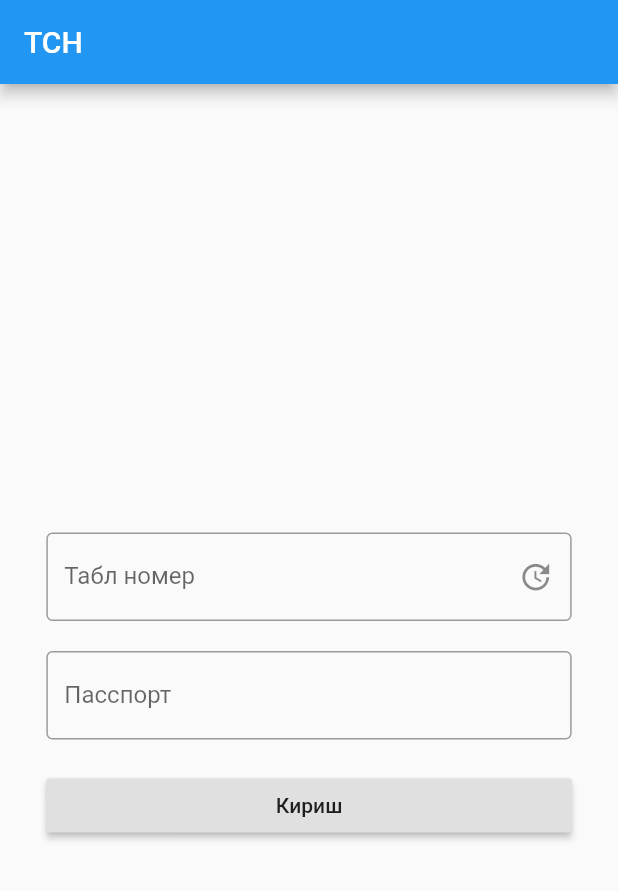
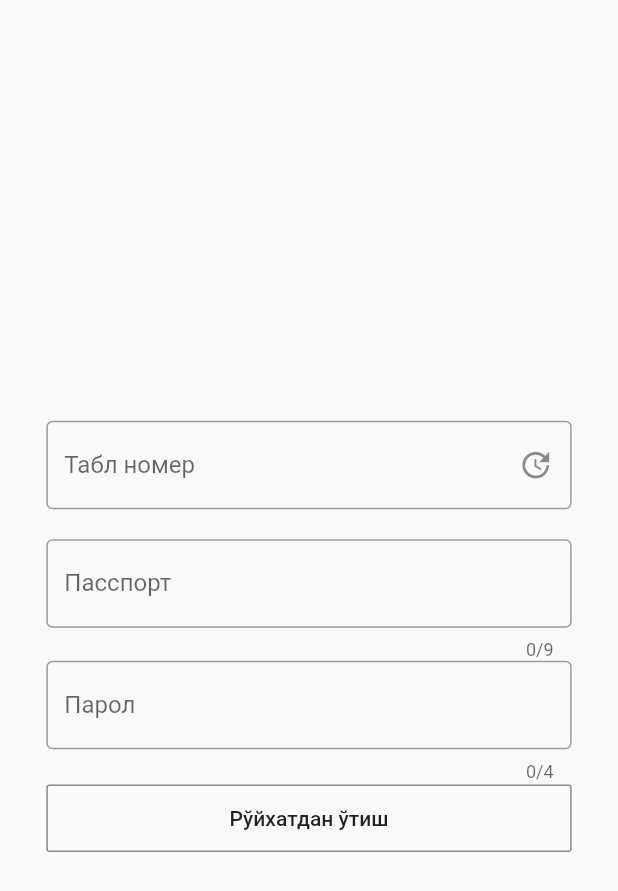
Before and after one commit to Temur5319436/tch_app_flutter, a Flutter app: the Register screen opened directly, on a phone screen of 412 x 824 dp. Shown: the top 891 px of the screen. Run offline on Flutter 3.47's test engine with Material 2 defaults, Android fonts, the phone set to English and light mode, and no system bars; our stand-ins replace month_picker_dialog, shared_preferences, wave; accounts and stored records are empty.

Commit message:
Relese Qilishga tayorgarlik.

```diff
--- a/lib/pages/register_page.dart
+++ b/lib/pages/register_page.dart
@@ -3,8 +3,11 @@ import 'package:flutter/material.dart';
 import 'package:flutter/services.dart';
 import 'package:flutter_apps/crud_shared_preferences.dart';
 import 'package:flutter_apps/http_request.dart';
+import 'package:flutter_apps/pages/list_page_datetime_picture.dart';
 import 'package:flutter_apps/snack_bar.dart';
 import 'package:flutter_apps/pages/password/buttons.dart';
+import 'package:wave/config.dart';
+import 'package:wave/wave.dart';
 
 class Register extends StatefulWidget {
   @override
@@ -14,6 +17,7 @@ class Register extends StatefulWidget {
 class _RegisterState extends State<Register> {
   TextEditingController _tabNumberController;
   TextEditingController _passportController;
+  TextEditingController _passwordController;
   SharedPreferencesCRUD _sharedPreferencesCRUD;
   SnackBarShow _snackBarShow;
   HttpRequest _http;
@@ -27,6 +31,7 @@ class _RegisterState extends State<Register> {
     _sharedPreferencesCRUD = SharedPreferencesCRUD();
     _tabNumberController = TextEditingController();
     _passportController = TextEditingController();
+    _passwordController = TextEditingController();
     _snackBarShow = SnackBarShow();
     _http = HttpRequest();
   }
@@ -46,25 +51,16 @@ class _RegisterState extends State<Register> {
     });
   }
 
-  Future<bool> _onBackPressed() {
-    SystemNavigator.pop();
-  }
-
   @override
   Widget build(BuildContext context) {
     _screenSize = MediaQuery.of(context).size;
 
-    return WillPopScope(
-      onWillPop: _onBackPressed,
-      child: Scaffold(
+    return Scaffold(
       key: _snackBarShow.getScaffoldKey(),
-        appBar: AppBar(
-          title: Text('TCH'),
-          automaticallyImplyLeading: false,
-        ),
       body: Center(
         child: Container(
           width: _screenSize.width * 0.85,
+          child: SingleChildScrollView(
             child: Column(
               mainAxisAlignment: MainAxisAlignment.center,
               children: [
@@ -72,7 +68,7 @@ class _RegisterState extends State<Register> {
                     ? CircularProgressIndicator()
                     : Text(_fullName),
                 SizedBox(
-                  height: 20,
+                  height: 10,
                 ),
                 TextField(
                   controller: _tabNumberController,
@@ -81,7 +77,7 @@ class _RegisterState extends State<Register> {
                       hintText: '1234',
                       labelText: 'Табл номер',
                       border: OutlineInputBorder(
-                        borderSide: BorderSide(color: Colors.black),
+                        borderSide: BorderSide(color: Colors.blue),
                       ),
                       suffixIcon: IconButton(
                         icon: Icon(Icons.update),
@@ -89,7 +85,6 @@ class _RegisterState extends State<Register> {
                           loadWorkerFullName();
                         },
                       )),
-                  autofocus: false,
                 ),
                 SizedBox(
                   height: 20.0,
@@ -99,26 +94,62 @@ class _RegisterState extends State<Register> {
                     loadWorkerFullName();
                   },
                   controller: _passportController,
+                  maxLength: 9,
                   decoration: InputDecoration(
                     hintText: 'AB1234567',
                     labelText: 'Пасспорт',
                     border: OutlineInputBorder(
-                      borderSide: BorderSide(color: Colors.black),
+                      borderSide: BorderSide(color: Colors.blue),
                     ),
                   ),
                 ),
-                SizedBox(
-                  height: 20.0,
+                TextField(
+                  onTap: () => loadWorkerFullName(),
+                  keyboardType: TextInputType.number,
+                  controller: _passwordController,
+                  maxLength: 4,
+                  decoration: InputDecoration(
+                    hintText: 'Парол',
+                    labelText: 'Парол',
+                    border: OutlineInputBorder(
+                      borderSide: BorderSide(color: Colors.blue),
+                    ),
+                  ),
                 ),
                 _loading != 'input_button'
-                    ? RaisedButton(
-                        onPressed: () async {
-                          if (_tabNumberController.text.length <= 0 ||
-                              _passportController.text.length <= 0) {
-                            _snackBarShow
-                                .snackBarShow('Маълумотларни тўлиқ киритинг!');
+                    ? OutlineButton(
+                        onPressed: () => _register(context),
+                        borderSide: BorderSide(color: Colors.black45),
+                        child: Container(
+                          height: 45,
+                          child: Center(
+                            child: Text('Рўйхатдан ўтиш'),
+                          ),
+                        ),
+                      )
+                    : CircularProgressIndicator()
+              ],
+            ),
+          ),
+        ),
+      ),
+    );
+  }
+
+  Future<void> _register(context) async {
+    if (_tabNumberController.text.length <= 0) {
+      _snackBarShow.snackBarShow('Маълумотларни тўлиқ киритинг!');
       return;
     }
+    if (_passportController.text.length <= 0) {
+      _snackBarShow.snackBarShow('Паспорт маълумотларни тўлиқ киритинг!');
+      return;
+    }
+    if (_passwordController.text.length <= 0) {
+      _snackBarShow.snackBarShow('Паролни узунлиги тўрт хоналик киритинг!');
+      return;
+    }
+
     setState(() {
       _loading = 'input_button';
     });
@@ -134,31 +165,20 @@ class _RegisterState extends State<Register> {
 
     if (response.statusCode == 201) {
       var user = jsonDecode(response.body);
-                            await _sharedPreferencesCRUD
-                                .setStringSharedPreferences(
+      await _sharedPreferencesCRUD.setStringSharedPreferences(
           'login', user['username']);
-                            await _sharedPreferencesCRUD
-                                .setStringSharedPreferences(
+      await _sharedPreferencesCRUD.setStringSharedPreferences(
           'fullname', user['fullname']);
-                            Navigator.pop(context);
+      await _sharedPreferencesCRUD.setStringSharedPreferences(
+          'password', _passwordController.text);
+      await _sharedPreferencesCRUD.removeSharedPereferences('list');
+      Navigator.push(
+          context, MaterialPageRoute(builder: (context) => ListMoon()));
     } else {
-                            _snackBarShow.snackBarShow(
-                                jsonDecode(response.body)['message']);
+      _snackBarShow.snackBarShow(jsonDecode(response.body)['message']);
       setState(() {
         _loading = '';
       });
     }
-                        },
-                        child: Center(
-                          child: Text('Кириш'),
-                        ),
-                      )
-                    : CircularProgressIndicator()
-              ],
-            ),
-          ),
-        ),
-      ),
-    );
   }
 }
--- a/pubspec.yaml
+++ b/pubspec.yaml
@@ -32,6 +32,7 @@ dependencies:
   shared_preferences: ^0.5.8
   path_provider: ^0.5.0+1
   month_picker_dialog: ^0.3.3
+  wave: ^0.1.0
 
 dev_dependencies:
   flutter_test:
```
Also changed, not shown: lib/pages/list_page_datetime_picture.dart (+28 -34 lines), lib/pages/password/buttons.dart (+7 -1 lines), lib/pages/password/password_page.dart (+64 -29 lines), pubspec.lock. Lines whose indentation alone changed are shown as unchanged.
